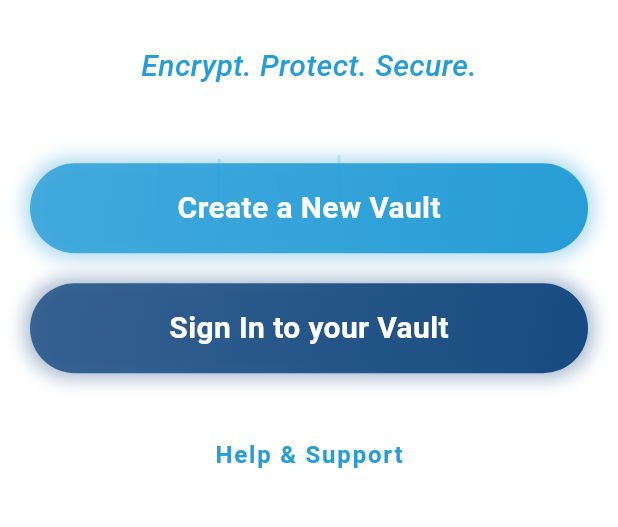
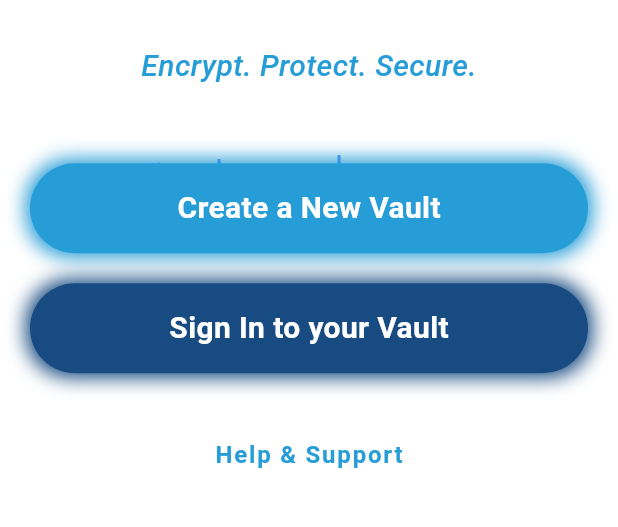
Before and after one commit to amarhumayunx/SafeCrypt, a Flutter app: the MainHomeScreen screen opened directly, on a phone screen of 412 x 824 dp, the part 475-1002 px from its top. Run offline on Flutter 3.47's test engine with Material 3 defaults, Android fonts, the phone set to English and light mode, and no system bars; our stand-ins replace cloud_firestore, firebase_auth, firebase_core; accounts and stored records are empty.

Commit message:
Update the Create Vault Screen

```diff
--- a/lib/main.dart
+++ b/lib/main.dart
@@ -4,7 +4,7 @@ import 'package:flutter/foundation.dart';
 import 'package:flutter/material.dart';
 import 'package:safecrypt/screens/main_home_screen.dart';
 import 'package:safecrypt/screens/sign_in_screen.dart'; // Import login screen
-import 'package:safecrypt/screens/create_vault_screen.dart'; // Import sign-up screen
+// Import sign-up screen
 import 'package:safecrypt/colors/colors.dart';
 
 void main() async {
@@ -270,7 +270,7 @@ class WavePainter extends CustomPainter {
   @override
   void paint(Canvas canvas, Size size) {
     final paint = Paint()
-      ..color = Colors.white.withOpacity(0.3)
+      ..color = Colors.white
       ..style = PaintingStyle.fill;
 
     final path = Path();
--- a/lib/screens/main_home_screen.dart
+++ b/lib/screens/main_home_screen.dart
@@ -224,14 +224,14 @@ class _ScaleAnimationButtonState extends State<ScaleAnimationButton> with Single
           curve: Curves.easeInOut,
           decoration: BoxDecoration(
             gradient: LinearGradient(
-              colors: [widget.color.withOpacity(0.8), widget.color],
+              colors: [widget.color, widget.color],
               begin: Alignment.topLeft,
               end: Alignment.bottomRight,
             ),
             borderRadius: BorderRadius.circular(30),
             boxShadow: [
               BoxShadow(
-                color: widget.color.withOpacity(0.4),
+                color: widget.color,
                 spreadRadius: 3,
                 blurRadius: 10,
               ),
@@ -309,7 +309,7 @@ class WaveLinesPainter extends CustomPainter {
   @override
   void paint(Canvas canvas, Size size) {
     final paint = Paint()
-      ..color = Colors.blueAccent.withOpacity(0.2)
+      ..color = Colors.blueAccent
       ..strokeWidth = 2
       ..style = PaintingStyle.stroke;
 
```
